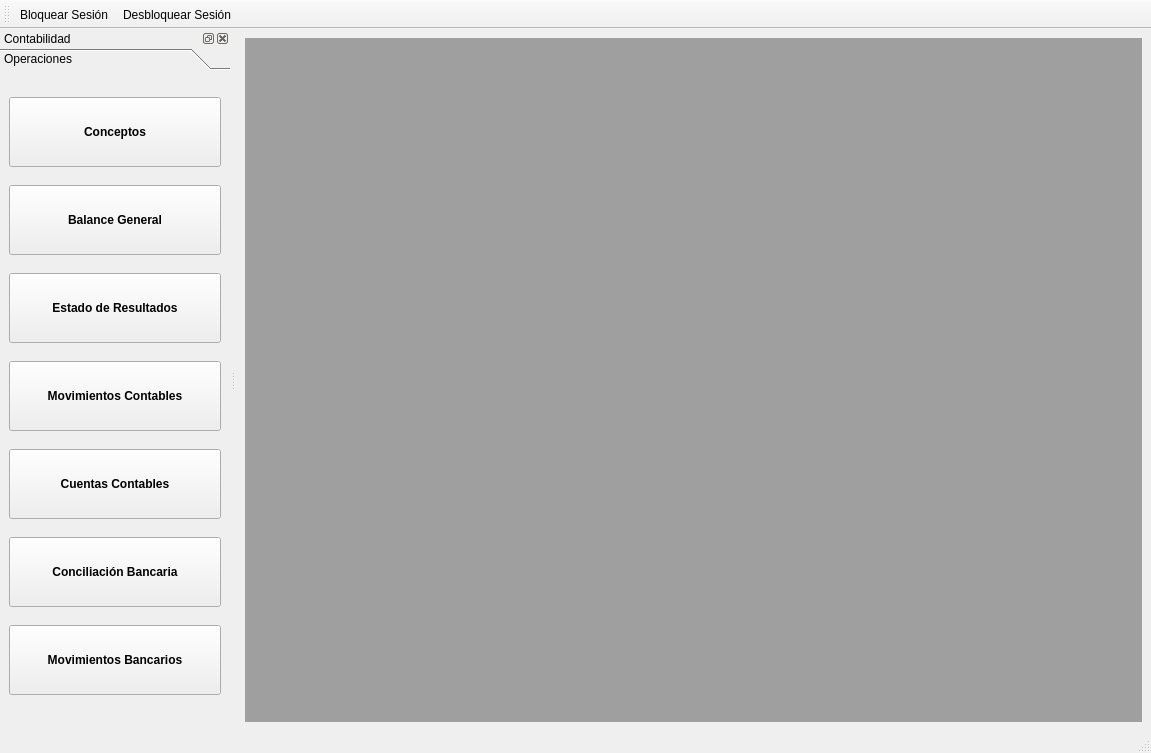
The window that src/ui/mainwindowcontabilidad.ui (armonge/EsquipulasPy) describes before a commit, drawn with Qt 5.
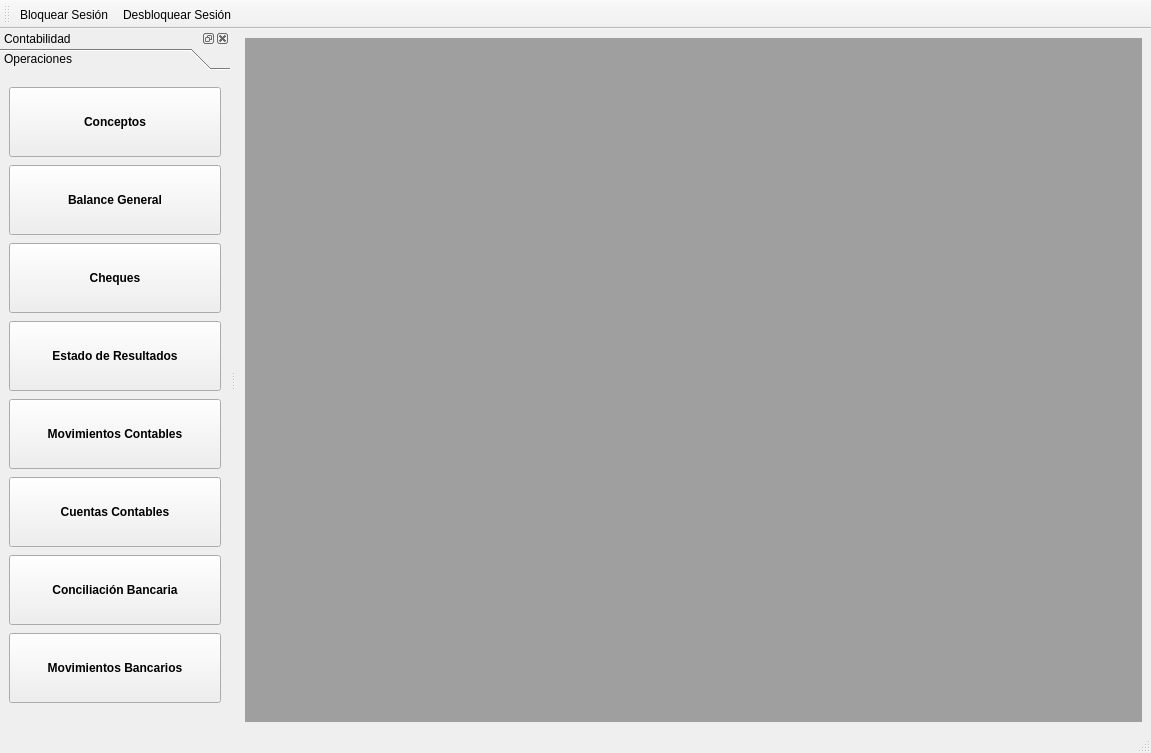
The same window after the commit. Icons and pictures are not drawn.

Commit message: TRASLADO DE CHEQUES A CONTABILIDAD

```diff
--- a/src/ui/mainwindowcontabilidad.ui
+++ b/src/ui/mainwindowcontabilidad.ui
@@ -84,7 +84,7 @@
          <rect>
           <x>0</x>
           <y>0</y>
-          <width>274</width>
+          <width>265</width>
           <height>626</height>
          </rect>
         </property>
@@ -187,6 +187,53 @@
           </widget>
          </item>
          <item row="2" column="0">
+          <widget class="QPushButton" name="btnCheques">
+           <property name="sizePolicy">
+            <sizepolicy hsizetype="MinimumExpanding" vsizetype="Fixed">
+             <horstretch>0</horstretch>
+             <verstretch>0</verstretch>
+            </sizepolicy>
+           </property>
+           <property name="minimumSize">
+            <size>
+             <width>0</width>
+             <height>70</height>
+            </size>
+           </property>
+           <property name="font">
+            <font>
+             <weight>75</weight>
+             <bold>true</bold>
+            </font>
+           </property>
+           <property name="text">
+            <string>Cheques</string>
+           </property>
+           <property name="icon">
+            <iconset resource="res.qrc">
+             <normaloff>:/images/res/view-pim-tasks.png</normaloff>:/images/res/view-pim-tasks.png</iconset>
+           </property>
+           <property name="iconSize">
+            <size>
+             <width>48</width>
+             <height>48</height>
+            </size>
+           </property>
+           <property name="shortcut">
+            <string>Ctrl+4</string>
+           </property>
+           <property name="autoDefault">
+            <bool>false</bool>
+           </property>
+           <property name="default">
+            <bool>false</bool>
+           </property>
+           <property name="flat">
+            <bool>false</bool>
+           </property>
+          </widget>
+         </item>
+         <item row="3" column="0">
           <widget class="QPushButton" name="btnEstado">
            <property name="sizePolicy">
             <sizepolicy hsizetype="MinimumExpanding" vsizetype="Fixed">
@@ -233,7 +280,7 @@
            </property>
           </widget>
          </item>
-         <item row="3" column="0">
+         <item row="4" column="0">
           <widget class="QPushButton" name="btnMovements">
            <property name="sizePolicy">
             <sizepolicy hsizetype="MinimumExpanding" vsizetype="Fixed">
@@ -280,7 +327,7 @@
            </property>
           </widget>
          </item>
-         <item row="4" column="0">
+         <item row="5" column="0">
           <widget class="QPushButton" name="btnAccounts">
            <property name="sizePolicy">
             <sizepolicy hsizetype="MinimumExpanding" vsizetype="Fixed">
@@ -327,7 +374,7 @@
            </property>
           </widget>
          </item>
-         <item row="5" column="0">
+         <item row="6" column="0">
           <widget class="QPushButton" name="btnConciliacion">
            <property name="sizePolicy">
             <sizepolicy hsizetype="MinimumExpanding" vsizetype="Fixed">
@@ -374,7 +421,7 @@
            </property>
           </widget>
          </item>
-         <item row="6" column="0">
+         <item row="7" column="0">
           <widget class="QPushButton" name="btnNotasCD">
            <property name="sizePolicy">
             <sizepolicy hsizetype="MinimumExpanding" vsizetype="Fixed">
```
The commit also changes 7 other files.
